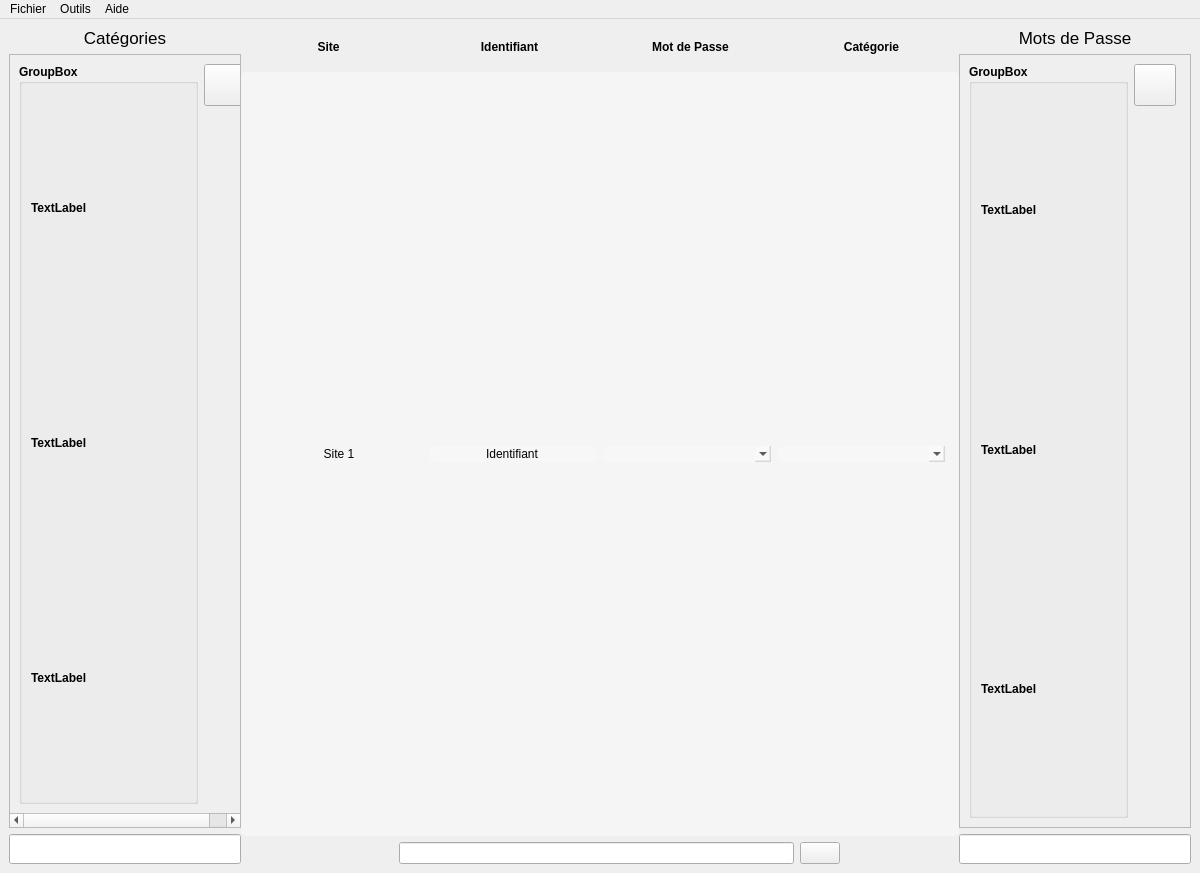
Above: Interface_graphique/PyQt/UI/fenetreGestion_test.ui from MindPass/Code before the change. Below: the same form after it.
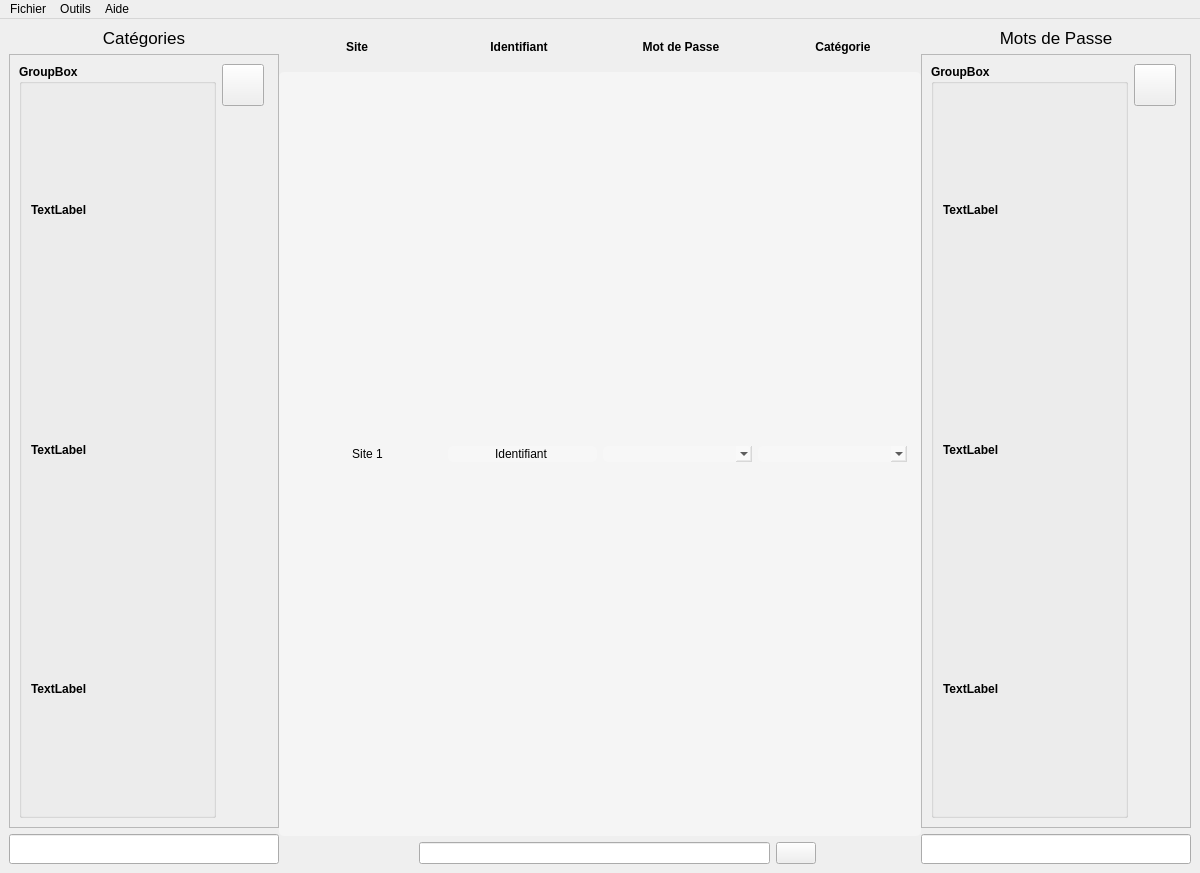
That is the form after the change. Icons and pictures are not drawn.

Commit message: ajout combobox remonter + divers

What changed in the file:
```diff
--- a/Interface_graphique/PyQt/UI/fenetreGestion_test.ui
+++ b/Interface_graphique/PyQt/UI/fenetreGestion_test.ui
@@ -190,6 +190,12 @@
         </property>
         <item>
          <widget class="QLabel" name="titre_cat">
+          <property name="minimumSize">
+           <size>
+            <width>210</width>
+            <height>0</height>
+           </size>
+          </property>
           <property name="font">
            <font>
             <pointsize>13</pointsize>
@@ -219,8 +225,8 @@
             <rect>
              <x>0</x>
              <y>0</y>
-             <width>270</width>
-             <height>701</height>
+             <width>250</width>
+             <height>667</height>
             </rect>
            </property>
            <property name="minimumSize">
@@ -445,7 +451,7 @@
             <rect>
              <x>0</x>
              <y>0</y>
-             <width>617</width>
+             <width>711</width>
              <height>703</height>
             </rect>
            </property>
@@ -545,6 +551,12 @@
        <layout class="QVBoxLayout" name="Passwords" stretch="0,0,1">
         <item>
          <widget class="QLabel" name="titre_pwd">
+          <property name="minimumSize">
+           <size>
+            <width>210</width>
+            <height>0</height>
+           </size>
+          </property>
           <property name="font">
            <font>
             <pointsize>13</pointsize>
@@ -580,7 +592,7 @@
             <rect>
              <x>0</x>
              <y>0</y>
-             <width>271</width>
+             <width>224</width>
              <height>701</height>
             </rect>
            </property>
```
Left out of the diff: 8 changed lines with no effect on the pictures. The commit also changes 3 other files.
